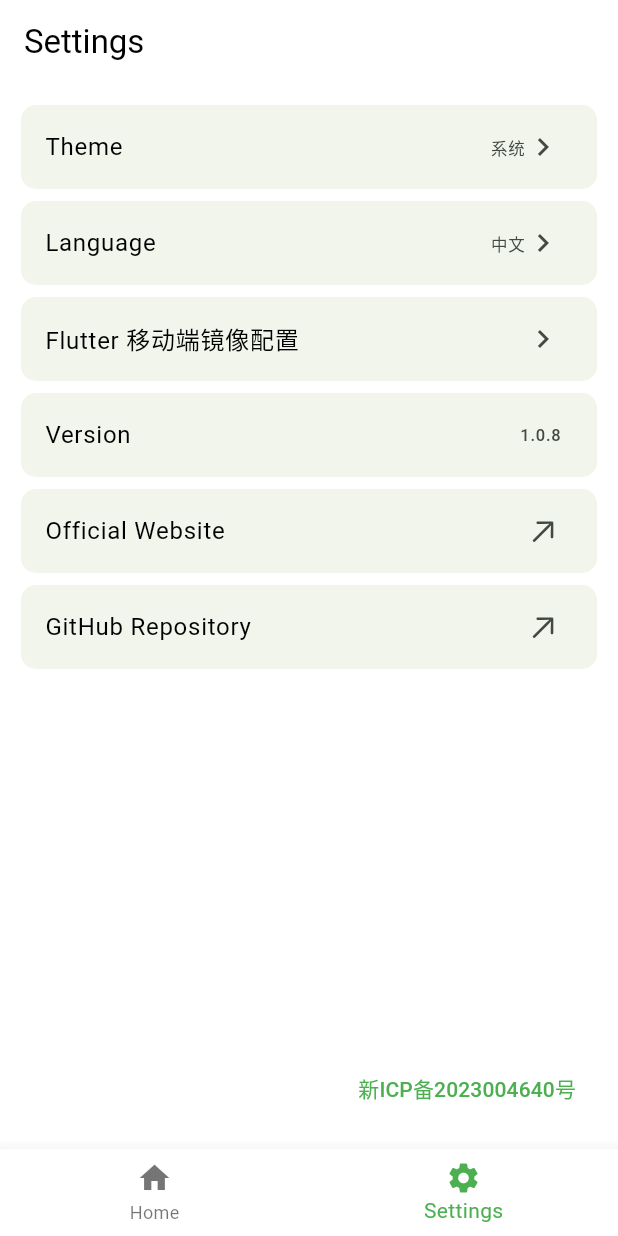
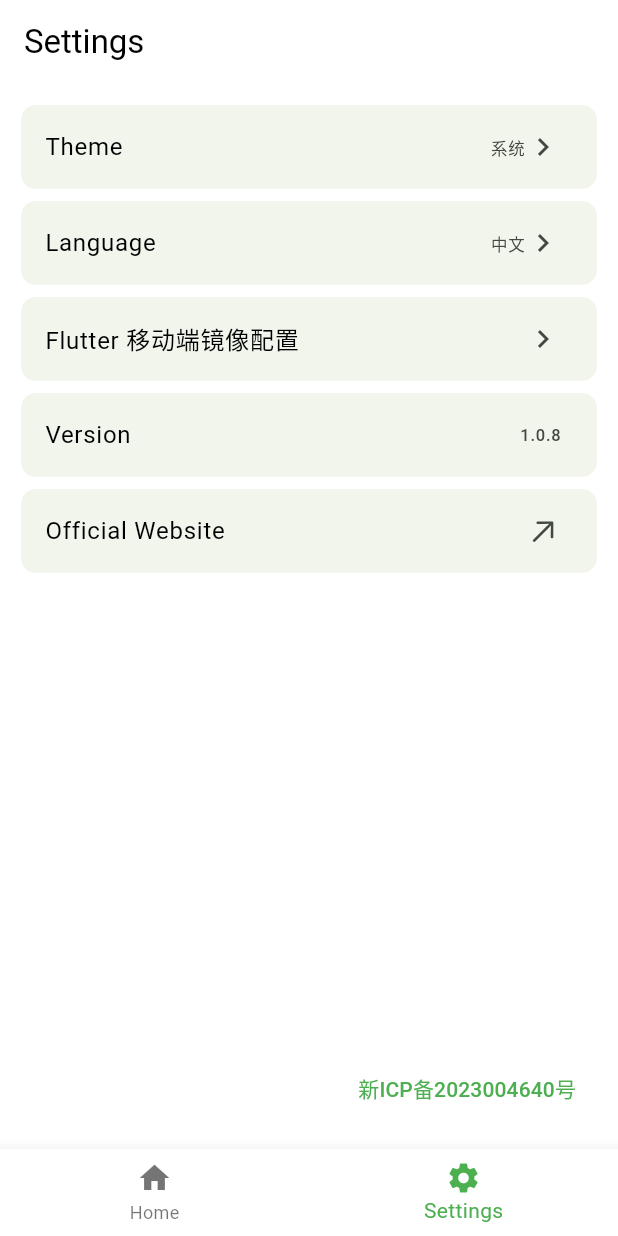
Before and after one commit to Matkurban/json_to_dart, a Flutter app: the screen it shows after launch, swiped to page 2, on a phone screen of 412 x 824 dp. Run offline on Flutter 3.47's test engine with Material 3 defaults, Android fonts, the phone set to English and light mode, and no system bars; drawn by our look-alikes of toastification; our stand-ins replace flex_color_scheme, flutter_markdown, get, package_info_plus, shared_preferences; missing offline and left inert: file_selector, flutter_json_view, syntax_highlight; generated files the repository leaves out were written again.

Commit message:
删除GitHub仓库按钮

```diff
--- a/lib/common/setting/view/setting_view.dart
+++ b/lib/common/setting/view/setting_view.dart
@@ -22,7 +22,10 @@ class SettingView extends GetView<SettingLogic> {
               title: Text(l10n.theme),
               trailing: Row(
                 mainAxisSize: MainAxisSize.min,
-                children: [Obx(() => Text(controller.themeChineseString.value)), Icon(Icons.keyboard_arrow_right)],
+                children: [
+                  Obx(() => Text(controller.themeChineseString.value)),
+                  Icon(Icons.keyboard_arrow_right),
+                ],
               ),
               onTap: () => Get.toNamed(RouterNames.toggleTheme),
             ),
@@ -32,7 +35,10 @@ class SettingView extends GetView<SettingLogic> {
               title: Text(l10n.language),
               trailing: Row(
                 mainAxisSize: MainAxisSize.min,
-                children: [Obx(() => Text(controller.languageName.value)), Icon(Icons.keyboard_arrow_right)],
+                children: [
+                  Obx(() => Text(controller.languageName.value)),
+                  Icon(Icons.keyboard_arrow_right),
+                ],
               ),
               onTap: () => Get.toNamed(RouterNames.toggleLanguage),
             ),
@@ -58,13 +64,6 @@ class SettingView extends GetView<SettingLogic> {
               onTap: () => launchUrl(Uri.parse('https://jsontodart.cn')),
             ),
           ),
-          Card(
-            child: ListTile(
-              title: Text(l10n.githubRepo),
-              trailing: Icon(CupertinoIcons.arrow_up_right),
-              onTap: () => launchUrl(Uri.parse('https://github.com/Matkurban/json_to_dart')),
-            ),
-          ),
         ],
       ),
     );
```
